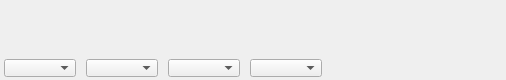
oldscienceguy/PebbleSDR, file spectrumwidget.ui: the form before one commit.
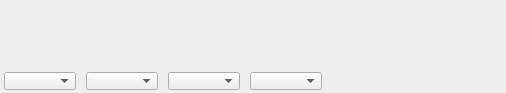
The form after the commit.

Commit message: Really working well!  The only thing missing is the follow the cursor label.  Spectrum and WF show new cursor with filter width as well

What changed in the file:
```diff
--- a/spectrumwidget.ui
+++ b/spectrumwidget.ui
@@ -7,7 +7,7 @@
     <x>0</x>
     <y>0</y>
     <width>506</width>
-    <height>80</height>
+    <height>93</height>
    </rect>
   </property>
   <property name="sizePolicy">
@@ -92,7 +92,7 @@
         <property name="minimumSize">
          <size>
           <width>0</width>
-          <height>15</height>
+          <height>10</height>
          </size>
         </property>
         <property name="maximumSize">
```
The commit also changes 2 other files.
